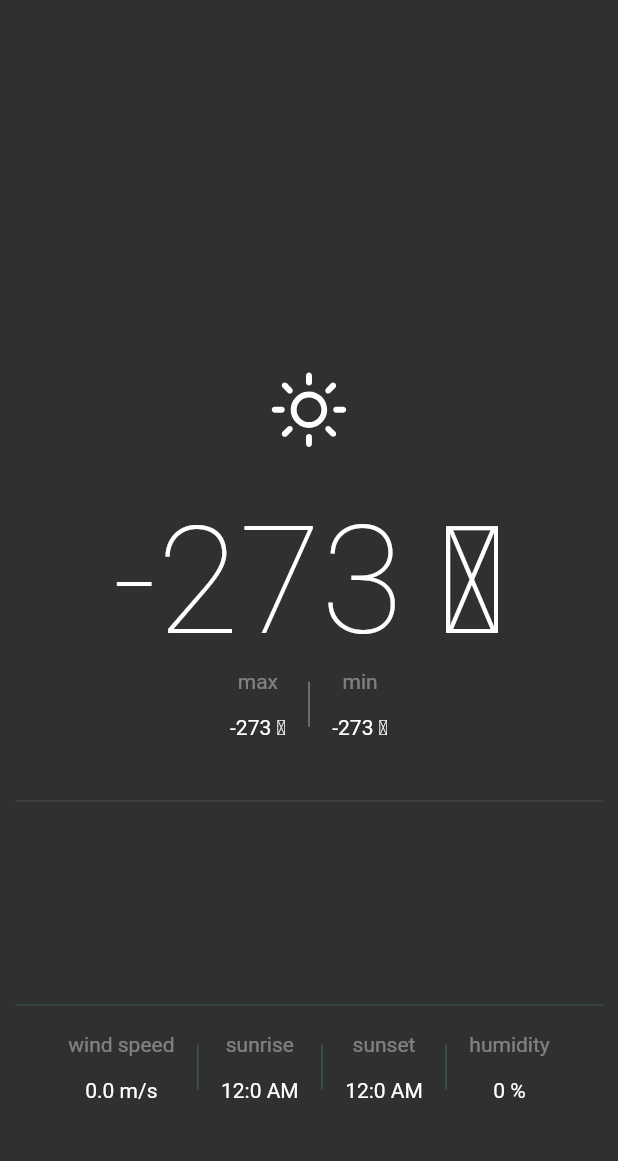
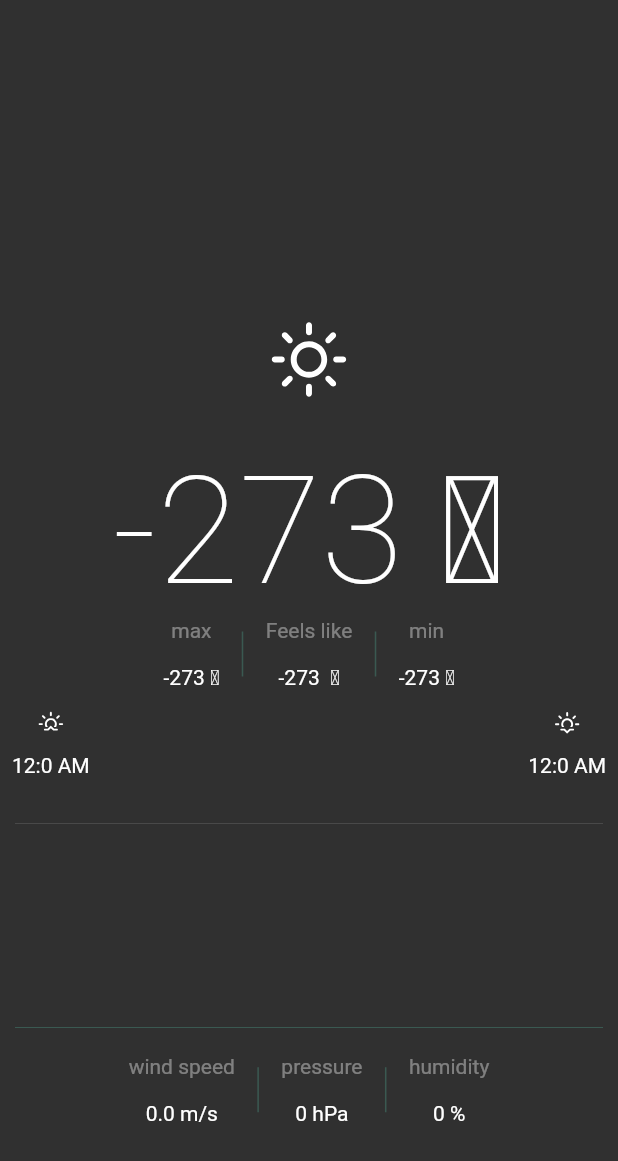
Before and after one commit to rmsh03dhj/Weather, a Flutter app: the CurrentWeatherDetailedTile widget shown alone on an empty page, opened directly with empty values, on a phone screen of 412 x 824 dp. Shown: the top 1161 px of the screen. Run offline on Flutter 3.47's test engine with Material 2 defaults, Android fonts, the phone set to English and light mode, and no system bars; our stand-ins replace bloc, dartz, equatable, firebase_auth, firebase_core, firebase_remote_config and 6 more; accounts and stored records are empty; statements that could not run were skipped.

Commit message:
adding some weather parameters and updating ui a bit

```diff
--- a/lib/core/error/failure.dart
+++ b/lib/core/error/failure.dart
@@ -13,3 +13,6 @@ abstract class Failure extends Equatable {
 class GeneralFailure extends Failure {
   GeneralFailure({@required String failureMessage}) : super(failureMessage);
 }
+class HttpFailure extends Failure {
+  HttpFailure({@required String failureMessage}) : super(failureMessage);
+}
--- a/lib/features/dashboard/domain/entities/weather.dart
+++ b/lib/features/dashboard/domain/entities/weather.dart
@@ -16,6 +16,9 @@ class Weather {
 
   double windSpeed;
 
+  final String visibility;
+  Temperature feelsLike;
+  int pressure;
   Temperature temperature;
   Temperature maxTemperature;
   Temperature minTemperature;
@@ -36,6 +39,7 @@ class Weather {
       this.temperature,
       this.maxTemperature,
       this.minTemperature,
+        this.visibility, this.pressure, this.feelsLike,
       this.forecast});
 
   static Weather fromJson(Map<String, dynamic> json) {
@@ -48,12 +52,15 @@ class Weather {
       main: weather['main'],
       cityName: json['name'],
       temperature: Temperature(intToDouble(json['main']['temp'])),
+      feelsLike: Temperature(intToDouble(json['main']['feels_like'])),
       maxTemperature: Temperature(intToDouble(json['main']['temp_max'])),
       minTemperature: Temperature(intToDouble(json['main']['temp_min'])),
+      pressure: json['main']['pressure'],
       sunrise: json['sys']['sunrise'],
       sunset: json['sys']['sunset'],
       humidity: json['main']['humidity'],
       windSpeed: intToDouble(json['wind']['speed']),
+      visibility: weather['visibility'],
     );
   }
 
--- a/lib/features/dashboard/presentation/pages/dashboard_page.dart
+++ b/lib/features/dashboard/presentation/pages/dashboard_page.dart
@@ -67,14 +67,31 @@ class _WeatherDashboardPageState extends State<WeatherDashboardPage> {
                         scale: 3,
                       ),
                     ),
-                    Text(
-                      widget.user.email,
-                      style: TextStyle(fontSize: 10),
+                    Container(
+                      height: 24,
+                    ),
+                    Align(
+                      alignment: Alignment.topLeft,
+                      child: Text(
+                        "Welcome",
+                        style: TextStyle(fontSize: 10),
+                      ),
+                    ),
+                    Container(
+                      height: 4,
+                    ),
+                    Align(
+                      alignment: Alignment.topLeft,
+                      child: Text(
+                        widget.user.email,
+                        style: TextStyle(fontSize: 10),
+                      ),
                     ),
                   ],
                 ),
               ),
               ListTile(
+                leading: Icon(Icons.location_on),
                 title: Text(changeCityText),
                 onTap: () {
                   Navigator.pop(context);
@@ -83,6 +100,7 @@ class _WeatherDashboardPageState extends State<WeatherDashboardPage> {
               ),
               ListTile(
                 title: Text(logoutText),
+                leading: Icon(Icons.logout),
                 onTap: () {
                   BlocProvider.of<AppStartBloc>(context)..add(LoggedOut());
                   navigationService.navigateToAndRemoveUntil(WeatherAppRoutes.signUpOrSignIn);
--- a/lib/features/dashboard/presentation/pages/widgets/current_weather_condition.dart
+++ /dev/null
@@ -1,44 +0,0 @@
-import 'package:flutter/material.dart';
-import 'package:weather/features/dashboard/domain/entities/weather.dart';
-import 'package:weather/features/dashboard/presentation/pages/widgets/value_tile.dart';
-
-class CurrentWeatherCondition extends StatelessWidget {
-  final Weather weather;
-  const CurrentWeatherCondition({Key key, this.weather}) : super(key: key);
-
-  @override
-  Widget build(BuildContext context) {
-    return Column(
-      mainAxisAlignment: MainAxisAlignment.center,
-      children: <Widget>[
-        Icon(
-          weather.getIconData(),
-          size: 70,
-        ),
-        SizedBox(
-          height: 20,
-        ),
-        Text(
-          '${this.weather.temperature.celsius.round()} \u2103',
-          style: TextStyle(
-            fontSize: 100,
-            fontWeight: FontWeight.w100,
-          ),
-        ),
-        Row(mainAxisAlignment: MainAxisAlignment.center, children: <Widget>[
-          ValueTile("max", '${this.weather.maxTemperature.celsius.round()} \u2103'),
-          Padding(
-            padding: const EdgeInsets.only(left: 15, right: 15),
-            child: Center(
-                child: Container(
-              width: 1,
-              height: 30,
-              color: Theme.of(context).disabledColor,
-            )),
-          ),
-          ValueTile("min", '${this.weather.minTemperature.celsius.round()} \u2103'),
-        ]),
-      ],
-    );
-  }
-}
--- /dev/null
+++ b/lib/features/dashboard/presentation/pages/widgets/current_weather_condition_tile.dart
@@ -0,0 +1,67 @@
+import 'package:flutter/material.dart';
+import 'package:weather/features/dashboard/domain/entities/weather.dart';
+import 'package:weather/features/dashboard/presentation/pages/widgets/value_tile.dart';
+import 'package:intl/intl.dart';
+import 'package:weather/features/dashboard/presentation/pages/widgets/vertical_divider_bar.dart';
+import 'package:weather_icons/weather_icons.dart';
+
+class CurrentWeatherConditionTile extends StatelessWidget {
+  final Weather weather;
+  const CurrentWeatherConditionTile({Key key, this.weather}) : super(key: key);
+
+  @override
+  Widget build(BuildContext context) {
+    return Column(
+      mainAxisAlignment: MainAxisAlignment.center,
+      children: <Widget>[
+        Icon(
+          weather.getIconData(),
+          size: 70,
+        ),
+        SizedBox(
+          height: 20,
+        ),
+        Text(
+          '${this.weather.temperature.celsius.round()} \u2103',
+          style: TextStyle(
+            fontSize: 100,
+            fontWeight: FontWeight.w100,
+          ),
+        ),
+        Row(
+          mainAxisAlignment: MainAxisAlignment.center,
+          children: <Widget>[
+            ValueTile('${this.weather.maxTemperature.celsius.round()} \u2103', label: "max"),
+            VerticalDividerBar(),
+            ValueTile(
+              '${this.weather.feelsLike.celsius.round()}  \u2103',
+              label: "Feels like",
+            ),
+            VerticalDividerBar(),
+
+            ValueTile('${this.weather.minTemperature.celsius.round()} \u2103', label: "min"),
+          ],
+        ),
+
+        Padding(
+          padding: const EdgeInsets.all(8.0),
+          child: Row(
+            mainAxisAlignment: MainAxisAlignment.spaceBetween,
+            children: [
+              ValueTile(
+                DateFormat('h:m a')
+                    .format(DateTime.fromMillisecondsSinceEpoch(this.weather.sunrise * 1000)),
+                iconData: WeatherIcons.sunrise,
+              ),
+              ValueTile(
+                DateFormat('h:m a')
+                    .format(DateTime.fromMillisecondsSinceEpoch(this.weather.sunset * 1000)),
+                iconData: WeatherIcons.sunset,
+              ),
+            ],
+          ),
+        )
+      ],
+    );
+  }
+}
--- a/lib/features/dashboard/presentation/pages/widgets/current_weather_detailed_tile.dart
+++ b/lib/features/dashboard/presentation/pages/widgets/current_weather_detailed_tile.dart
@@ -1,9 +1,10 @@
 import 'package:flutter/material.dart';
-import 'package:intl/intl.dart';
 import 'package:weather/features/dashboard/domain/entities/weather.dart';
-import 'package:weather/features/dashboard/presentation/pages/widgets/current_weather_condition.dart';
-import 'package:weather/features/dashboard/presentation/pages/widgets/hourly_weather_forcast_tile.dart';
+import 'package:weather/features/dashboard/presentation/pages/widgets/current_weather_condition_tile.dart';
 import 'package:weather/features/dashboard/presentation/pages/widgets/value_tile.dart';
+import 'package:weather/features/dashboard/presentation/pages/widgets/vertical_divider_bar.dart';
+
+import 'hourly_weather_forecast_tile.dart';
 
 class CurrentWeatherDetailedTile extends StatelessWidget {
   final Weather weather;
@@ -40,8 +41,8 @@ class CurrentWeatherDetailedTile extends StatelessWidget {
           ),
           Container(
             width: MediaQuery.of(context).size.width,
-            height: 300,
-            child: CurrentWeatherCondition(
+            height: 330,
+            child: CurrentWeatherConditionTile(
               weather: weather,
             ),
           ),
@@ -49,7 +50,7 @@ class CurrentWeatherDetailedTile extends StatelessWidget {
             child: Divider(),
             padding: EdgeInsets.all(10),
           ),
-          HourlyWeatherForcastTile(weathers: weather.forecast),
+          HourlyWeatherForecastTile(weathers: weather.forecast),
           Padding(
             child: Divider(
               color: Theme.of(context).accentColor.withAlpha(50),
@@ -57,43 +58,20 @@ class CurrentWeatherDetailedTile extends StatelessWidget {
             padding: EdgeInsets.all(10),
           ),
           Row(mainAxisAlignment: MainAxisAlignment.center, children: <Widget>[
-            ValueTile("wind speed", '${this.weather.windSpeed} m/s'),
-            Padding(
-              padding: const EdgeInsets.only(left: 15, right: 15),
-              child: Center(
-                  child: Container(
-                width: 1,
-                height: 30,
-                color: Theme.of(context).accentColor.withAlpha(50),
-              )),
+            ValueTile(
+              '${this.weather.windSpeed} m/s',
+              label: "wind speed",
             ),
+            VerticalDividerBar(),
             ValueTile(
-                "sunrise",
-                DateFormat('h:m a')
-                    .format(DateTime.fromMillisecondsSinceEpoch(this.weather.sunrise * 1000))),
-            Padding(
-              padding: const EdgeInsets.only(left: 15, right: 15),
-              child: Center(
-                  child: Container(
-                width: 1,
-                height: 30,
-                color: Theme.of(context).accentColor.withAlpha(50),
-              )),
+              '${this.weather.pressure} hPa',
+              label: "pressure",
             ),
+            VerticalDividerBar(),
             ValueTile(
-                "sunset",
-                DateFormat('h:m a')
-                    .format(DateTime.fromMillisecondsSinceEpoch(this.weather.sunset * 1000))),
-            Padding(
-              padding: const EdgeInsets.only(left: 15, right: 15),
-              child: Center(
-                  child: Container(
-                width: 1,
-                height: 30,
-                color: Theme.of(context).accentColor.withAlpha(50),
-              )),
-            ),
-            ValueTile("humidity", '${this.weather.humidity} %'),
+              '${this.weather.humidity} %',
+              label: "humidity",
+            )
           ]),
         ],
       ),
--- a/lib/features/dashboard/presentation/pages/widgets/hourly_weather_forcast_tile.dart
+++ b/lib/features/dashboard/presentation/pages/widgets/hourly_weather_forecast_tile.dart
@@ -3,8 +3,8 @@ import 'package:intl/intl.dart';
 import 'package:weather/features/dashboard/domain/entities/weather.dart';
 import 'package:weather/features/dashboard/presentation/pages/widgets/value_tile.dart';
 
-class HourlyWeatherForcastTile extends StatelessWidget {
-  const HourlyWeatherForcastTile({
+class HourlyWeatherForecastTile extends StatelessWidget {
+  const HourlyWeatherForecastTile({
     Key key,
     @required this.weathers,
   }) : super(key: key);
@@ -38,9 +38,9 @@ class HourlyWeatherForcastTile extends StatelessWidget {
                 child: Padding(
                   padding: const EdgeInsets.all(8.0),
                   child: ValueTile(
-                    DateFormat('E, h a')
+                    '${item.temperature.celsius.round()} \u2103',
+                    label: DateFormat('E, h a')
                         .format(DateTime.fromMillisecondsSinceEpoch(item.time * 1000)),
-                    '${item.temperature.celsius.round()} \u2103',
                     iconData: item.getIconData(),
                   ),
                 ),
--- a/lib/features/dashboard/presentation/pages/widgets/value_tile.dart
+++ b/lib/features/dashboard/presentation/pages/widgets/value_tile.dart
@@ -5,7 +5,7 @@ class ValueTile extends StatelessWidget {
   final String value;
   final IconData iconData;
 
-  ValueTile(this.label, this.value, {this.iconData});
+  ValueTile(this.value, {this.label, this.iconData});
 
   @override
   Widget build(BuildContext context) {
@@ -13,10 +13,11 @@ class ValueTile extends StatelessWidget {
       child: Column(
         mainAxisAlignment: MainAxisAlignment.center,
         children: <Widget>[
+          this.label!=null?
           Text(
             this.label,
             style: TextStyle(color: Theme.of(context).disabledColor),
-          ),
+          ):Container(),
           SizedBox(
             height: 5,
           ),
--- /dev/null
+++ b/lib/features/dashboard/presentation/pages/widgets/vertical_divider_bar.dart
@@ -0,0 +1,17 @@
+import 'package:flutter/material.dart';
+
+class VerticalDividerBar extends StatelessWidget {
+
+  @override
+  Widget build(BuildContext context) {
+    return Padding(
+      padding: const EdgeInsets.only(left: 15, right: 15),
+      child: Center(
+          child: Container(
+            width: 1,
+            height: 30,
+            color: Theme.of(context).accentColor.withAlpha(50),
+          )),
+    );
+  }
+}
```
